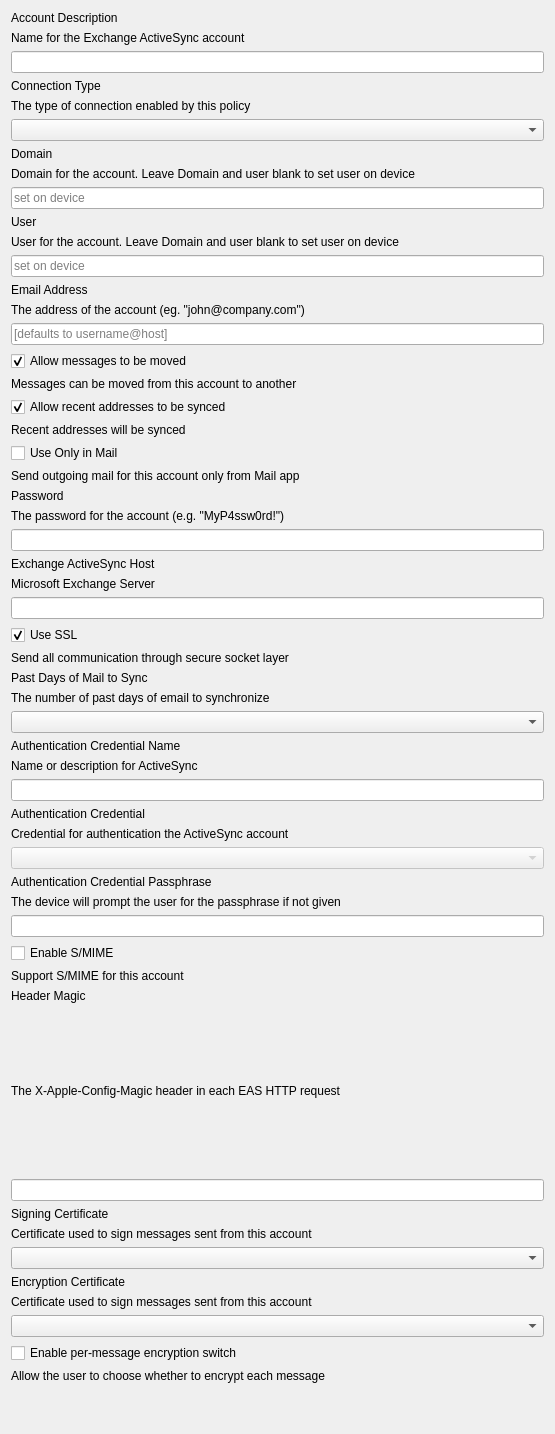
Old version of the form FWAdminLib/Configurator/ExchangeForm.ui in the repository fw-dev/translations.
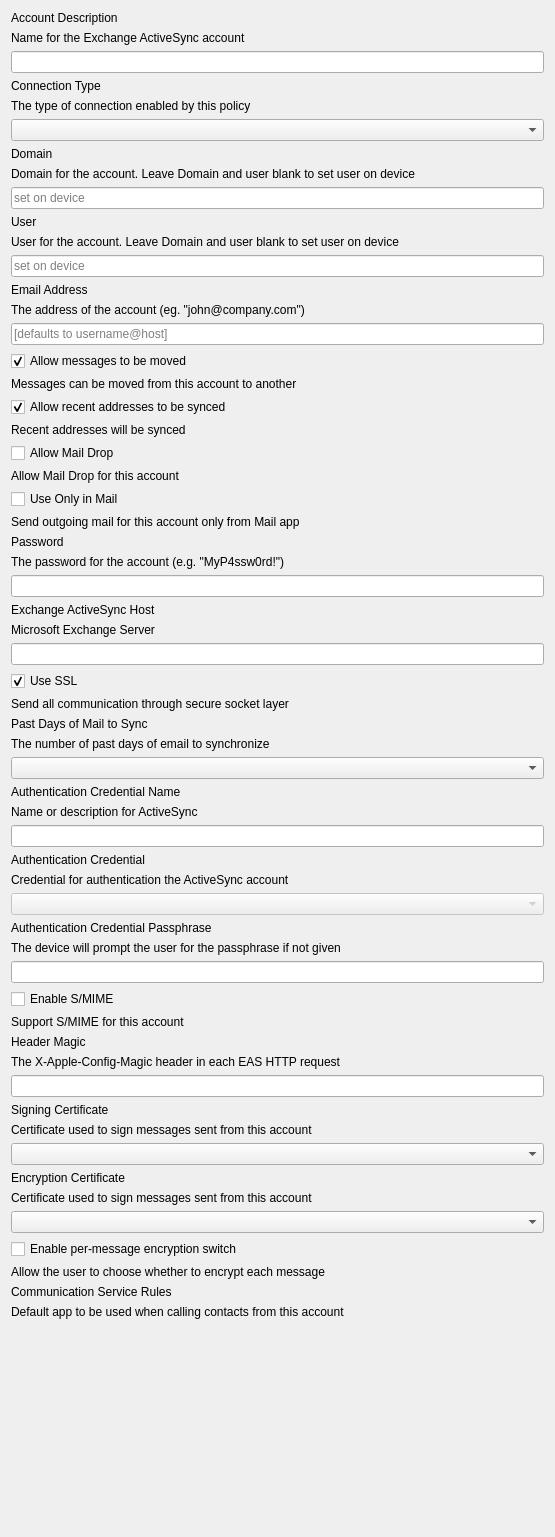
New version of the form. Custom widgets are drawn as their Qt base class.

Diff of the .ui file:
```diff
--- a/FWAdminLib/Configurator/ExchangeForm.ui
+++ b/FWAdminLib/Configurator/ExchangeForm.ui
@@ -7,7 +7,7 @@
     <x>0</x>
     <y>0</y>
     <width>555</width>
-    <height>1434</height>
+    <height>1537</height>
    </rect>
   </property>
   <property name="windowTitle">
@@ -158,6 +158,20 @@
      </property>
     </widget>
    </item>
+   <item>
+    <widget class="QCheckBox" name="checkBoxAllowMailDrop">
+     <property name="text">
+      <string>Allow Mail Drop</string>
+     </property>
+    </widget>
+   </item>
+   <item>
+    <widget class="QLabel" name="lTipAllowMailDrop">
+     <property name="text">
+      <string>Allow Mail Drop for this account</string>
+     </property>
+    </widget>
+   </item>
    <item>
     <widget class="QCheckBox" name="checkUseOnlyMail">
      <property name="text">
@@ -208,7 +222,7 @@
       <number>0</number>
      </property>
      <widget class="QWidget" name="page">
-      <layout class="QVBoxLayout" name="verticalLayout_2" stretch="0,0,0,0,0,0,0,0,0,0,0,0,0,0,0,0,0,0,0,0,1,0,0,0">
+      <layout class="QVBoxLayout" name="verticalLayout_2" stretch="0,0,0,0,0,0,0,0,0,0,0,0,0,0,0,0,0,0,0,0,1,0,0">
        <property name="leftMargin">
         <number>0</number>
        </property>
@@ -450,19 +464,6 @@
          </layout>
         </widget>
        </item>
-       <item>
-        <spacer name="verticalSpacer">
-         <property name="orientation">
-          <enum>Qt::Vertical</enum>
-         </property>
-         <property name="sizeHint" stdset="0">
-          <size>
-           <width>20</width>
-           <height>40</height>
-          </size>
-         </property>
-        </spacer>
-       </item>
       </layout>
      </widget>
      <widget class="QWidget" name="page_2">
@@ -640,8 +641,46 @@
      </widget>
     </widget>
    </item>
+   <item>
+    <widget class="QLabel" name="CommunicationServiceRulesTitle">
+     <property name="text">
+      <string>Communication Service Rules</string>
+     </property>
+    </widget>
+   </item>
+   <item>
+    <widget class="QLabel" name="lTipCommunicationServiceRules">
+     <property name="text">
+      <string>Default app to be used when calling contacts from this account</string>
+     </property>
+    </widget>
+   </item>
+   <item>
+    <widget class="AppPickerWidget" name="widgetCommunicationServiceRules" native="true"/>
+   </item>
+   <item>
+    <spacer name="verticalSpacer_2">
+     <property name="orientation">
+      <enum>Qt::Vertical</enum>
+     </property>
+     <property name="sizeHint" stdset="0">
+      <size>
+       <width>20</width>
+       <height>40</height>
+      </size>
+     </property>
+    </spacer>
+   </item>
   </layout>
  </widget>
+ <customwidgets>
+  <customwidget>
+   <class>AppPickerWidget</class>
+   <extends>QWidget</extends>
+   <header>FWAdminLib/Configurator/AppPickerWidget.h</header>
+   <container>1</container>
+  </customwidget>
+ </customwidgets>
  <resources/>
  <connections/>
 </ui>
```
Left out of the diff: 2 changed lines with no effect on the pictures.
